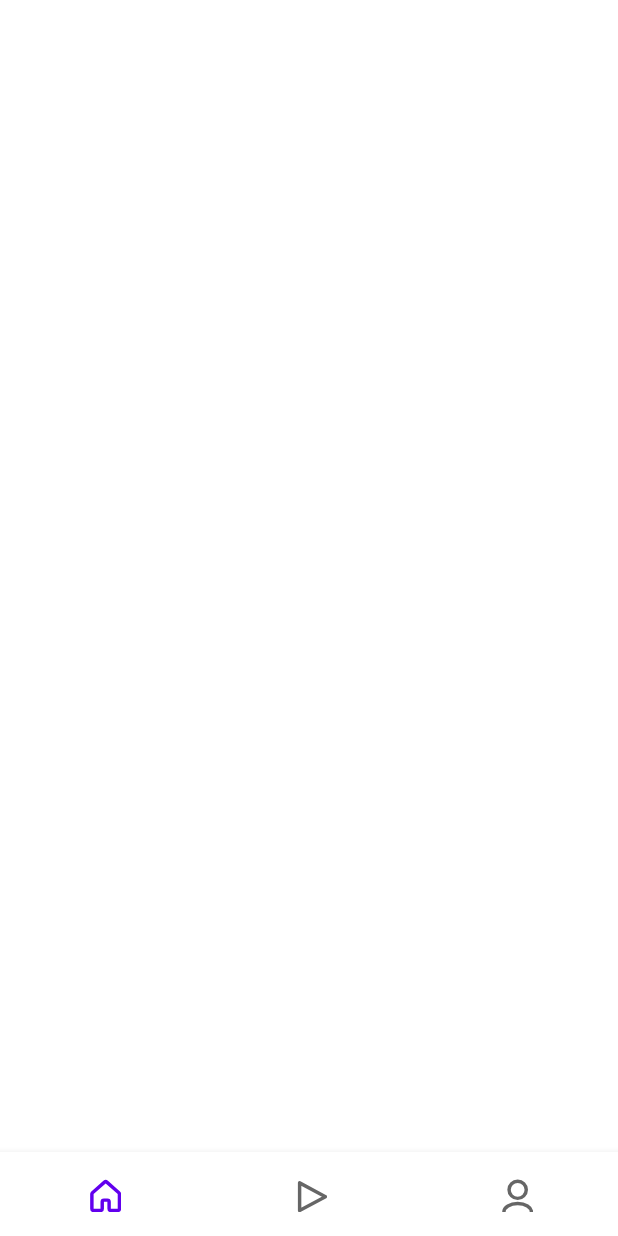
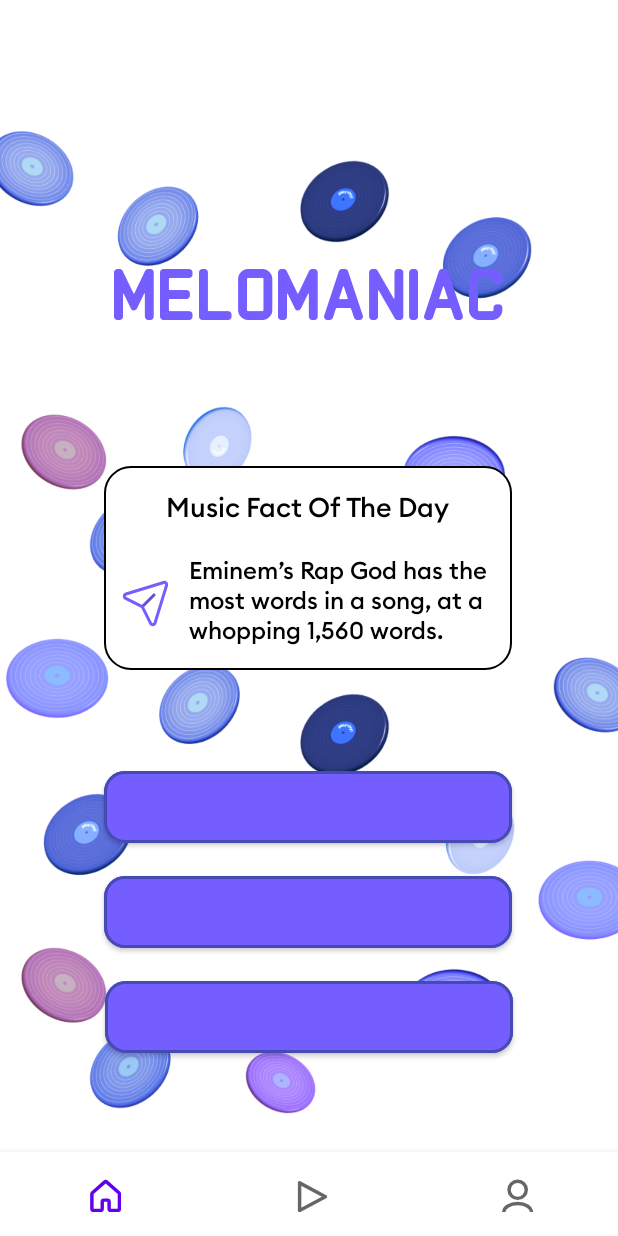
Before and after one commit to Vadim-tetotovich/melomanicpart1, an Android app: the BottomMenuLoad screen opened directly, with no data from a screen before it, on a phone screen of 412 x 824 dp. Before the commit the screen is almost empty. Run offline under Robolectric (Android 15) with nearby library versions, the phone set to English and light mode, and no system bars.

Commit message:
add fragment

```diff
--- a/app/src/main/java/com/example/melomanic_part1/BottomMenuLoad.java
+++ b/app/src/main/java/com/example/melomanic_part1/BottomMenuLoad.java
@@ -1,17 +1,22 @@
 package com.example.melomanic_part1;
 
-import androidx.appcompat.app.AppCompatActivity;
-import androidx.fragment.app.Fragment;
-import androidx.fragment.app.FragmentManager;
-import androidx.fragment.app.FragmentTransaction;
-
+import android.annotation.SuppressLint;
 import android.os.Bundle;
-import android.view.View;
+import android.view.MenuItem;
 import android.view.Window;
 import android.view.WindowManager;
 
-public class BottomMenuLoad extends AppCompatActivity {
+import androidx.annotation.NonNull;
+import androidx.appcompat.app.AppCompatActivity;
 
+import com.google.android.material.bottomnavigation.BottomNavigationView;
+
+public class BottomMenuLoad extends AppCompatActivity implements BottomNavigationView.OnNavigationItemSelectedListener {
+
+    BottomNavigationView bottomNavigationView;
+
+
+    @SuppressLint("NonConstantResourceId")
     @Override
     protected void onCreate(Bundle savedInstanceState) {
         super.onCreate(savedInstanceState);
@@ -20,12 +25,31 @@ public class BottomMenuLoad extends AppCompatActivity {
         Window w = getWindow();
         w.setFlags(WindowManager.LayoutParams.FLAG_FULLSCREEN, WindowManager.LayoutParams.FLAG_FULLSCREEN);
 
+        bottomNavigationView = findViewById(R.id.bottomNavigationView);
+
+        bottomNavigationView.setOnNavigationItemSelectedListener(this);
+        bottomNavigationView.setSelectedItemId(R.id.page_1);
 
     }
 
-    private void replaceFragment(Fragment fragment) {
-        FragmentManager manager = getSupportFragmentManager();
-        FragmentTransaction transaction = manager.beginTransaction();
-//        transaction.replace();
+    mainMenuFragment mainMenuFragment = new mainMenuFragment();
+
+    @SuppressLint("NonConstantResourceId")
+    public boolean onNavigationItemSelected(@NonNull MenuItem item) {
+
+        switch (item.getItemId()) {
+            case R.id.page_1:
+                getSupportFragmentManager().beginTransaction().replace(R.id.frameLayout, mainMenuFragment).commit();
+                return true;
+
+            case R.id.page_2:
+//                getSupportFragmentManager().beginTransaction().replace(R.id.frameLayout, secondFragment).commit();
+                return true;
+
+            case R.id.page_3:
+//                getSupportFragmentManager().beginTransaction().replace(R.id.frameLayout, thirdFragment).commit();
+                return true;
+        }
+        return false;
     }
 }
--- a/app/src/main/java/com/example/melomanic_part1/MainActivity.java
+++ b/app/src/main/java/com/example/melomanic_part1/MainActivity.java
@@ -1,17 +1,16 @@
 package com.example.melomanic_part1;
-
-import androidx.appcompat.app.AppCompatActivity;
 
 import android.annotation.SuppressLint;
 import android.content.Context;
 import android.content.Intent;
 import android.content.SharedPreferences;
 import android.os.Bundle;
-
 import android.widget.Button;
 import android.widget.CompoundButton;
 import android.widget.EditText;
 import android.widget.Switch;
+
+import androidx.appcompat.app.AppCompatActivity;
 
 public class MainActivity extends AppCompatActivity {
 
--- /dev/null
+++ b/app/src/main/java/com/example/melomanic_part1/mainMenuFragment.java
@@ -0,0 +1,63 @@
+package com.example.melomanic_part1;
+
+import android.os.Bundle;
+import android.view.LayoutInflater;
+import android.view.View;
+import android.view.ViewGroup;
+
+import androidx.fragment.app.Fragment;
+
+/**
+ * A simple {@link Fragment} subclass.
+ * Use the {@link mainMenuFragment#newInstance} factory method to
+ * create an instance of this fragment.
+ */
+public class mainMenuFragment extends Fragment {
+
+    // TODO: Rename parameter arguments, choose names that match
+    // the fragment initialization parameters, e.g. ARG_ITEM_NUMBER
+    private static final String ARG_PARAM1 = "param1";
+    private static final String ARG_PARAM2 = "param2";
+
+    // TODO: Rename and change types of parameters
+    private String mParam1;
+    private String mParam2;
+
+    public mainMenuFragment() {
+        // Required empty public constructor
+    }
+
+    /**
+     * Use this factory method to create a new instance of
+     * this fragment using the provided parameters.
+     *
+     * @param param1 Parameter 1.
+     * @param param2 Parameter 2.
+     * @return A new instance of fragment mainMenuFragment.
+     */
+    // TODO: Rename and change types and number of parameters
+    public static mainMenuFragment newInstance(String param1, String param2) {
+        mainMenuFragment fragment = new mainMenuFragment();
+        Bundle args = new Bundle();
+        args.putString(ARG_PARAM1, param1);
+        args.putString(ARG_PARAM2, param2);
+        fragment.setArguments(args);
+        return fragment;
+    }
+
+    @Override
+    public void onCreate(Bundle savedInstanceState) {
+        super.onCreate(savedInstanceState);
+        if (getArguments() != null) {
+            mParam1 = getArguments().getString(ARG_PARAM1);
+            mParam2 = getArguments().getString(ARG_PARAM2);
+        }
+    }
+
+    @Override
+    public View onCreateView(LayoutInflater inflater, ViewGroup container,
+                             Bundle savedInstanceState) {
+        // Inflate the layout for this fragment
+        return inflater.inflate(R.layout.fragment_main_menu, container, false);
+    }
+}
--- a/app/src/main/res/layout/activity_bottom_menu_load.xml
+++ b/app/src/main/res/layout/activity_bottom_menu_load.xml
@@ -7,6 +7,7 @@
     tools:context=".BottomMenuLoad">
 
     <FrameLayout
+        android:id="@+id/frameLayout"
         android:layout_width="0dp"
         android:layout_height="0dp"
         app:layout_constraintBottom_toBottomOf="@+id/bottomNavigationView"
--- /dev/null
+++ b/app/src/main/res/layout/fragment_main_menu.xml
@@ -0,0 +1,151 @@
+<?xml version="1.0" encoding="utf-8"?>
+<FrameLayout xmlns:android="http://schemas.android.com/apk/res/android"
+    xmlns:app="http://schemas.android.com/apk/res-auto"
+    xmlns:tools="http://schemas.android.com/tools"
+    android:layout_width="match_parent"
+    android:layout_height="match_parent"
+    tools:context=".mainMenuFragment">
+
+
+    <androidx.constraintlayout.widget.ConstraintLayout
+        android:layout_width="match_parent"
+        android:layout_height="match_parent">
+
+
+        <ImageView
+            android:id="@+id/imageView"
+            android:layout_width="592dp"
+            android:layout_height="923dp"
+            android:src="@drawable/backmain"
+            app:layout_constraintBottom_toBottomOf="parent"
+            app:layout_constraintEnd_toEndOf="parent"
+            app:layout_constraintHorizontal_bias="0.147"
+            app:layout_constraintStart_toStartOf="parent"
+            app:layout_constraintTop_toTopOf="parent"
+            app:layout_constraintVertical_bias="0.892" />
+
+        <TextView
+            android:id="@+id/title_melomaniac"
+            android:layout_width="wrap_content"
+            android:layout_height="wrap_content"
+            android:layout_marginTop="134dp"
+            android:layout_marginBottom="62dp"
+            android:fontFamily="@font/monomaniac_regular"
+            android:text="@string/app_title"
+            android:textColor="@color/btn_continue_color"
+            android:textSize="50sp"
+            app:layout_constraintBottom_toTopOf="@+id/constraintLayout2"
+            app:layout_constraintEnd_toEndOf="parent"
+            app:layout_constraintHorizontal_bias="0.496"
+            app:layout_constraintStart_toStartOf="parent"
+            app:layout_constraintTop_toTopOf="parent" />
+
+        <androidx.constraintlayout.widget.ConstraintLayout
+            android:id="@+id/constraintLayout2"
+            android:layout_width="272dp"
+            android:layout_height="136dp"
+            android:layout_marginBottom="40dp"
+            android:background="@drawable/music_fact_card"
+            android:paddingLeft="6dp"
+            android:paddingTop="16dp"
+            android:paddingRight="6dp"
+            android:paddingBottom="16dp"
+            app:layout_constraintBottom_toTopOf="@+id/main_display_btn1"
+            app:layout_constraintEnd_toEndOf="parent"
+            app:layout_constraintHorizontal_bias="0.496"
+            app:layout_constraintStart_toStartOf="parent"
+            app:layout_constraintTop_toBottomOf="@+id/title_melomaniac"
+            app:layout_constraintVertical_bias="0.646">
+
+            <TextView
+                android:id="@+id/music_fact_id"
+                android:layout_width="wrap_content"
+                android:layout_height="wrap_content"
+                android:fontFamily="@font/circularb_medium"
+                android:text="@string/music_fact_title"
+                android:textColor="@color/black"
+                android:textSize="18sp"
+                app:layout_constraintEnd_toEndOf="parent"
+                app:layout_constraintStart_toStartOf="parent"
+                app:layout_constraintTop_toTopOf="parent" />
+
+            <ImageView
+                android:id="@+id/paper_plane"
+                android:layout_width="wrap_content"
+                android:layout_height="wrap_content"
+                android:layout_marginEnd="5dp"
+                android:layout_marginBottom="10dp"
+                app:layout_constraintBottom_toBottomOf="parent"
+                app:layout_constraintEnd_toStartOf="@+id/music_fact"
+                app:layout_constraintStart_toStartOf="parent"
+                app:srcCompat="@drawable/paper_plane" />
+
+            <TextView
+                android:id="@+id/music_fact"
+                android:layout_width="206dp"
+                android:layout_height="wrap_content"
+                android:fontFamily="@font/circularb_medium"
+                android:text="@string/music_fact_text"
+                android:textColor="@color/black"
+                android:textSize="16sp"
+                app:layout_constraintBottom_toBottomOf="parent"
+                app:layout_constraintEnd_toEndOf="parent"
+                app:layout_constraintHorizontal_bias="0.272"
+                app:layout_constraintStart_toEndOf="@+id/paper_plane" />
+        </androidx.constraintlayout.widget.ConstraintLayout>
+
+        <Button
+            android:id="@+id/main_display_btn1"
+            android:layout_width="272dp"
+            android:layout_height="60dp"
+            android:layout_marginBottom="10dp"
+            android:backgroundTint="@color/btn_continue_color"
+            android:fontFamily="@font/circularb_bold"
+            android:textAppearance="@style/TextAppearance.AppCompat.Body1"
+            android:textSize="24sp"
+            app:cornerRadius="14dp"
+            app:layout_constraintBottom_toTopOf="@+id/main_display_btn2"
+            app:layout_constraintEnd_toEndOf="parent"
+            app:layout_constraintHorizontal_bias="0.496"
+            app:layout_constraintStart_toStartOf="parent"
+            app:strokeColor="@color/btn_continue_stroke_color"
+            app:strokeWidth="2dp"
+            tools:ignore="SpeakableTextPresentCheck" />
+
+        <Button
+            android:id="@+id/main_display_btn2"
+            android:layout_width="272dp"
+            android:layout_height="60dp"
+            android:layout_marginBottom="10dp"
+            android:backgroundTint="@color/btn_continue_color"
+            android:fontFamily="@font/circularb_bold"
+            android:textAppearance="@style/TextAppearance.AppCompat.Body1"
+            android:textSize="24sp"
+            app:cornerRadius="14dp"
+            app:layout_constraintBottom_toTopOf="@+id/main_display_btn3"
+            app:layout_constraintEnd_toEndOf="parent"
+            app:layout_constraintHorizontal_bias="0.496"
+            app:layout_constraintStart_toStartOf="parent"
+            app:strokeColor="@color/btn_continue_stroke_color"
+            app:strokeWidth="2dp"
+            tools:ignore="SpeakableTextPresentCheck" />
+
+        <Button
+            android:id="@+id/main_display_btn3"
+            android:layout_width="272dp"
+            android:layout_height="60dp"
+            android:layout_marginBottom="116dp"
+            android:backgroundTint="@color/btn_continue_color"
+            android:fontFamily="@font/circularb_bold"
+            android:textAppearance="@style/TextAppearance.AppCompat.Body1"
+            android:textSize="24sp"
+            app:cornerRadius="14dp"
+            app:layout_constraintBottom_toBottomOf="parent"
+            app:layout_constraintEnd_toEndOf="parent"
+            app:layout_constraintHorizontal_bias="0.498"
+            app:layout_constraintStart_toStartOf="parent"
+            app:strokeColor="@color/btn_continue_stroke_color"
+            app:strokeWidth="2dp"
+            tools:ignore="SpeakableTextPresentCheck"/>
+    </androidx.constraintlayout.widget.ConstraintLayout>
+</FrameLayout>
--- a/app/src/main/res/values/strings.xml
+++ b/app/src/main/res/values/strings.xml
@@ -20,4 +20,6 @@
     <string name="app_title">MELOMANIAC</string>
     <string name="music_fact_title">Music Fact Of The Day</string>
     <string name="music_fact_text">Eminem\’s Rap God has the most words in a song, at a whopping 1,560 words.</string>
+    <!-- TODO: Remove or change this placeholder text -->
+    <string name="hello_blank_fragment">Hello blank fragment</string>
 </resources>
```
Also changed, not shown: app/build.gradle (+9 -0 lines), app/src/main/java/com/example/melomanic_part1/Loading.java (+3 -5 lines), app/src/main/java/com/example/melomanic_part1/playFragment.java (added, +63 -0 lines), app/src/main/java/com/example/melomanic_part1/testActivity.java (deleted, +0 -26 lines), app/src/main/res/layout/activity_test.xml (deleted, +0 -25 lines), app/src/main/res/layout/fragment_play.xml (added, +14 -0 lines).
